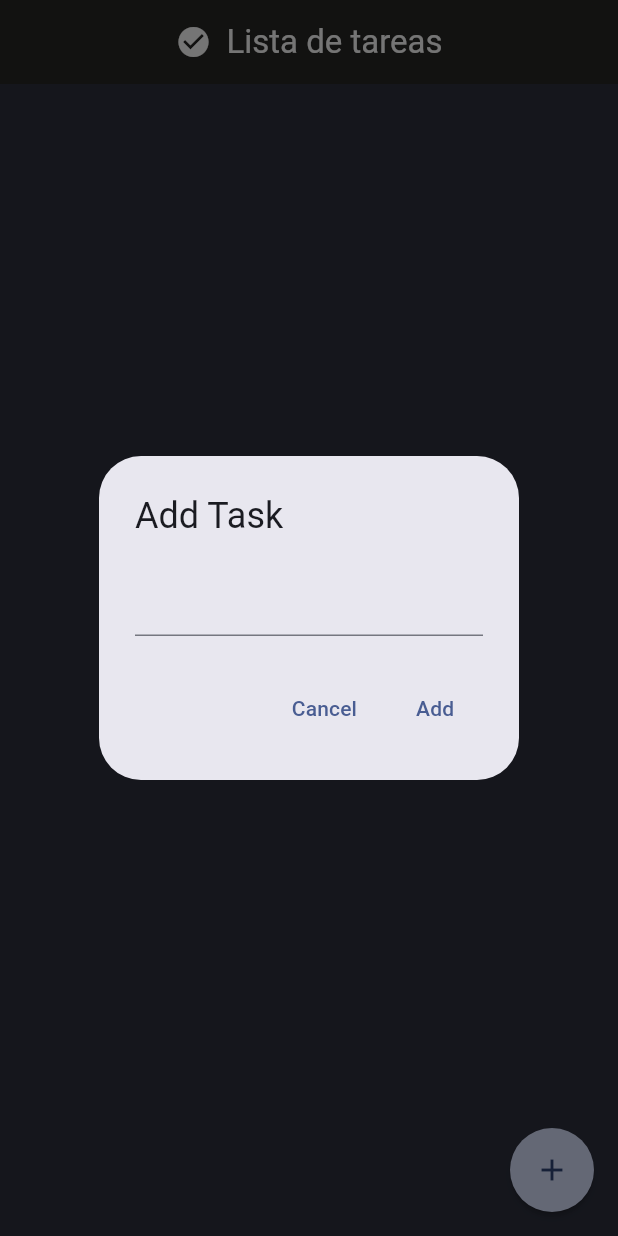
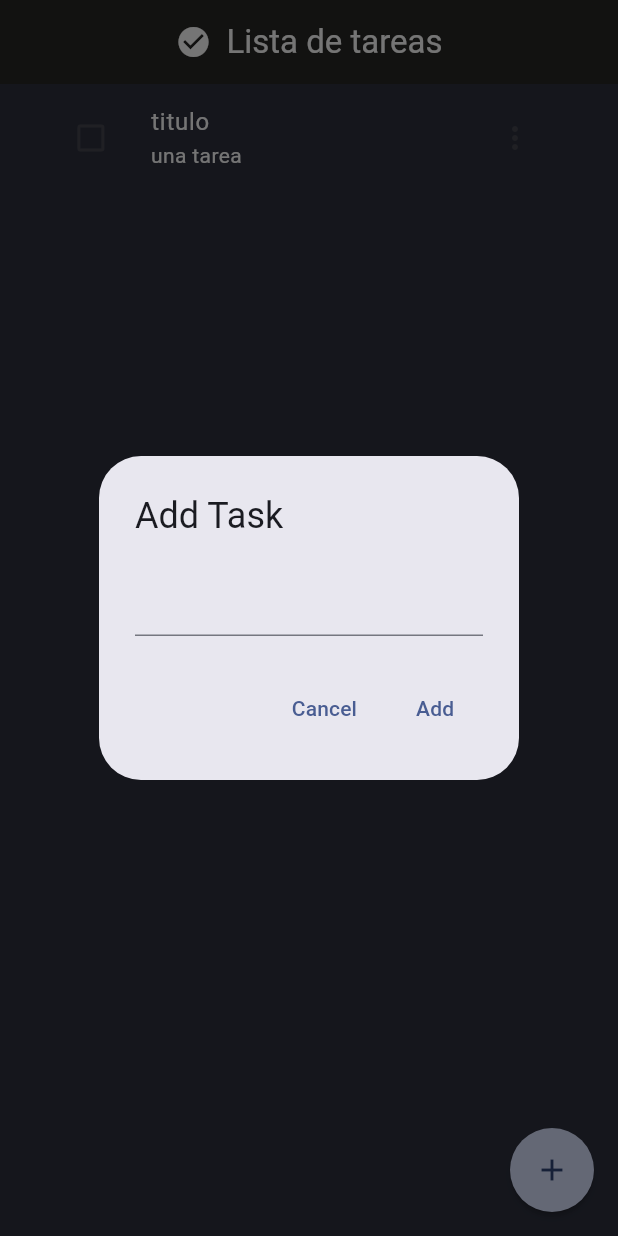
Before and after one commit to AdrianPerdomoE/to_do_app, a Flutter app: the screen it shows after launch, after a tap on the "add" icon, on a phone screen of 412 x 824 dp. Run offline on Flutter 3.47's test engine with Material 3 defaults, Android fonts, the phone set to English and light mode, and no system bars.

Commit message:
feat: vista de la tarea, lista de las tareas, modelo de la tarea

```diff
--- /dev/null
+++ b/lib/models/task.dart
@@ -0,0 +1,6 @@
+class Task {
+  String title;
+  String description;
+  bool isDone;
+  Task({required this.title, required this.description, required this.isDone});
+}
--- /dev/null
+++ b/lib/widgets/add_task.dart
@@ -0,0 +1,27 @@
+import 'package:flutter/material.dart';
+
+class AddTask extends StatelessWidget {
+  const AddTask({super.key});
+
+  @override
+  Widget build(BuildContext context) {
+    return AlertDialog(
+      title: const Text('Add Task'),
+      content: const TextField(),
+      actions: [
+        TextButton(
+          onPressed: () {
+            Navigator.pop(context);
+          },
+          child: const Text('Cancel'),
+        ),
+        TextButton(
+          onPressed: () {
+            Navigator.pop(context);
+          },
+          child: const Text('Add'),
+        ),
+      ],
+    );
+  }
+}
--- a/lib/widgets/main_scaffold.dart
+++ b/lib/widgets/main_scaffold.dart
@@ -1,15 +1,27 @@
 import 'package:flutter/material.dart';
+import 'package:to_do_app/models/task.dart';
+import 'package:to_do_app/widgets/task_view.dart';
+
+import 'add_task.dart';
 
 class MainScaffold extends StatefulWidget {
   const MainScaffold({super.key});
 
   @override
+  // ignore: library_private_types_in_public_api
   _MainScaffoldState createState() => _MainScaffoldState();
 }
 
 class _MainScaffoldState extends State {
+  List<Task> taskList = [
+    Task(description: "una tarea", isDone: false, title: "titulo")
+  ];
+  late double width;
+  late double height;
   @override
   Widget build(BuildContext context) {
+    width = MediaQuery.of(context).size.width;
+    height = MediaQuery.of(context).size.height;
     return Scaffold(
       floatingActionButton: FloatingActionButton(
         elevation: 2,
@@ -26,20 +38,49 @@ class _MainScaffoldState extends State {
 
   AppBar _appBar() {
     return AppBar(
-      title: const Row(
-        mainAxisAlignment: MainAxisAlignment.center,
+      title: const Column(
         children: [
-          Icon(Icons.check_circle, color: Colors.white),
-          SizedBox(width: 10),
-          Text('Lista de tareas', style: TextStyle(color: Colors.white)),
+          Row(
+            mainAxisAlignment: MainAxisAlignment.center,
+            children: [
+              Icon(Icons.check_circle, color: Colors.white),
+              SizedBox(width: 10),
+              Text('Lista de tareas', style: TextStyle(color: Colors.white)),
+            ],
+          ),
         ],
       ),
     );
   }
 
   _body() {
-    return const Center(
-      child: Text('Hello World'),
+    return Center(
+      child: Column(
+        mainAxisAlignment: MainAxisAlignment.start,
+        children: [
+          Container(
+            height: height * 0.8,
+            padding: EdgeInsets.symmetric(horizontal: width * 0.05),
+            child: createList(),
+          )
+        ],
+      ),
+    );
+  }
+
+  Widget createList() {
+    return ListView.builder(
+      itemCount: taskList.length,
+      itemBuilder: (context, index) {
+        return TaskView(
+          task: taskList[index],
+          onChanged: (value) {
+            setState(() {
+              taskList[index].isDone = value;
+            });
+          },
+        );
+      },
     );
   }
 
@@ -47,29 +88,3 @@ class _MainScaffoldState extends State {
     showDialog(context: context, builder: (context) => const AddTask());
   }
 }
-
-class AddTask extends StatelessWidget {
-  const AddTask({super.key});
-
-  @override
-  Widget build(BuildContext context) {
-    return AlertDialog(
-      title: const Text('Add Task'),
-      content: const TextField(),
-      actions: [
-        TextButton(
-          onPressed: () {
-            Navigator.pop(context);
-          },
-          child: const Text('Cancel'),
-        ),
-        TextButton(
-          onPressed: () {
-            Navigator.pop(context);
-          },
-          child: const Text('Add'),
-        ),
-      ],
-    );
-  }
-}
--- /dev/null
+++ b/lib/widgets/task_view.dart
@@ -0,0 +1,51 @@
+import 'package:flutter/material.dart';
+
+import '../models/task.dart';
+
+class TaskView extends StatelessWidget {
+  Task task;
+  Function(bool) onChanged;
+  TaskView({super.key, required this.task, required this.onChanged});
+
+  @override
+  Widget build(BuildContext context) {
+    return ListTile(
+      title: Text(task.title,
+          style: TextStyle(
+              decoration: task.isDone
+                  ? TextDecoration.lineThrough
+                  : TextDecoration.none,
+              decorationColor: Colors.red,
+              decorationStyle: TextDecorationStyle.solid,
+              decorationThickness: 2.85,
+              color: Colors.white)),
+      subtitle: Text(
+        task.description,
+        style: TextStyle(
+            decoration:
+                task.isDone ? TextDecoration.lineThrough : TextDecoration.none,
+            decorationColor: Colors.red,
+            decorationStyle: TextDecorationStyle.solid,
+            decorationThickness: 2.85,
+            color: Colors.white),
+      ),
+      leading: Checkbox(
+        value: task.isDone,
+        onChanged: (value) => onChanged(value ?? false),
+      ),
+      trailing: PopupMenuButton(
+        offset: const Offset(-25, 40),
+        itemBuilder: (BuildContext context) {
+          return [
+            const PopupMenuItem(
+              child: Center(child: Icon(Icons.edit)),
+            ),
+            const PopupMenuItem(
+              child: Center(child: Icon(Icons.delete)),
+            ),
+          ];
+        },
+      ),
+    );
+  }
+}
```
